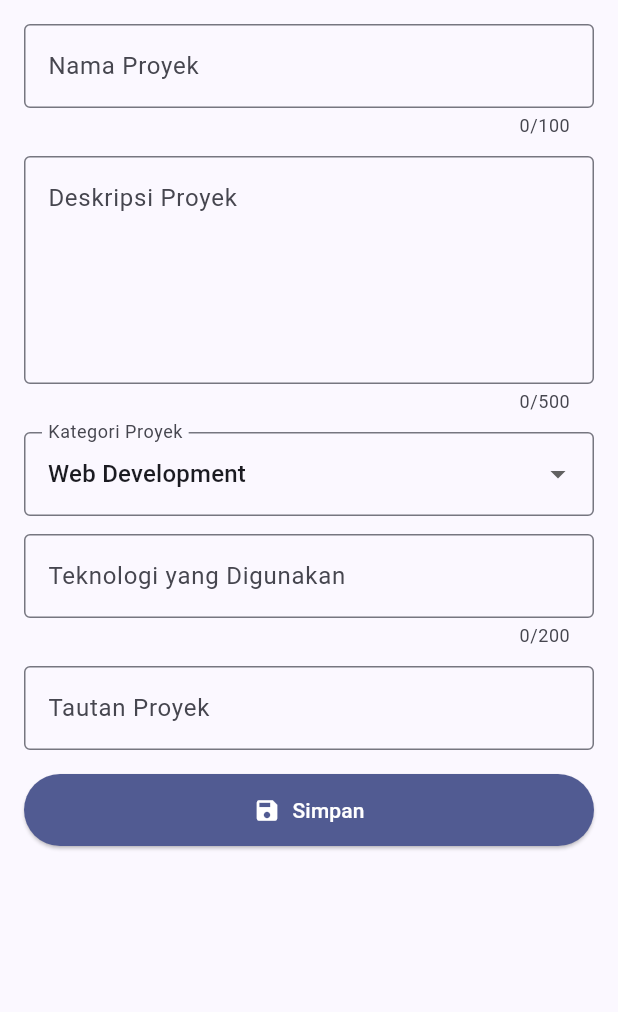
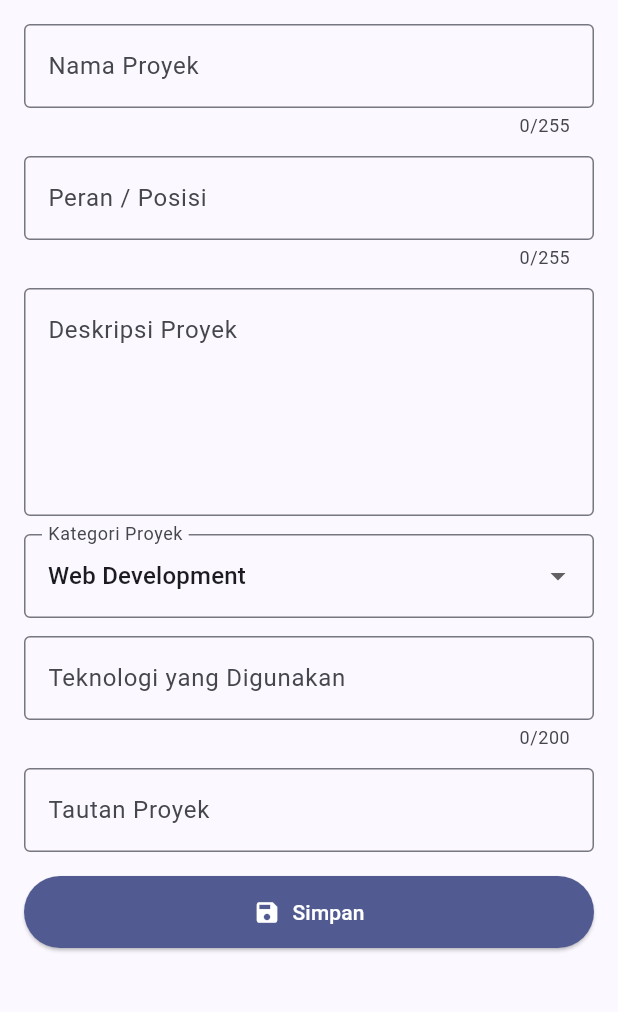
Before and after one commit to adiradmnk/myportofolio_mobile, a Flutter app: the screen it shows after launch, in the side drawer, after a tap on "Add Project", on a phone screen of 412 x 824 dp, the part 84-1096 px from its top. Run offline on Flutter 3.47's test engine with Material 3 defaults, Android fonts, the phone set to English and light mode, and no system bars; our stand-ins replace material_ui.

Commit message:
feat: tambahkan field peran/posisi pada formulir proyek sesuai model Project

```diff
--- a/lib/screens/project_form.dart
+++ b/lib/screens/project_form.dart
@@ -4,6 +4,10 @@ import 'package:myportofolio_mobile/widgets/form_widgets.dart';
 import 'package:myportofolio_mobile/widgets/left_drawer.dart';
 
 /// Formulir Tambah Proyek (Tutorial 09).
+///
+/// Field mengikuti Tutorial 09, ditambah `Peran / Posisi` dari model
+/// `Project` di repositori Django `myportofolio` (`title`, `role`,
+/// `description`, `link`).
 class ProjectFormPage extends StatefulWidget {
   const ProjectFormPage({super.key});
 
@@ -23,6 +27,7 @@ class _ProjectFormPageState extends State<ProjectFormPage> {
   ];
 
   String _projectName = '';
+  String _role = '';
   String _description = '';
   String _category = _categories.first;
   String _technologies = '';
@@ -37,6 +42,7 @@ class _ProjectFormPageState extends State<ProjectFormPage> {
       title: 'Proyek berhasil ditambahkan!',
       entries: {
         'Nama Proyek': _projectName,
+        'Peran / Posisi': _role,
         'Deskripsi': _description,
         'Kategori': _category,
         'Teknologi': _technologies.isEmpty ? '-' : _technologies,
@@ -70,14 +76,30 @@ class _ProjectFormPageState extends State<ProjectFormPage> {
                   hintText: 'Contoh: MyPortfolio Web',
                   border: OutlineInputBorder(),
                 ),
-                maxLength: 100,
+                maxLength: 255,
                 textInputAction: TextInputAction.next,
                 validator: (value) => Validators.requiredText(
                   value,
                   fieldName: 'Nama proyek',
-                  maxLength: 100,
+                  maxLength: 255,
                 ),
                 onSaved: (value) => _projectName = value!.trim(),
+              ),
+              const SizedBox(height: 12),
+              TextFormField(
+                decoration: const InputDecoration(
+                  labelText: 'Peran / Posisi',
+                  hintText: 'Frontend Developer, Lead, dll.',
+                  border: OutlineInputBorder(),
+                ),
+                maxLength: 255,
+                textInputAction: TextInputAction.next,
+                validator: (value) => Validators.requiredText(
+                  value,
+                  fieldName: 'Peran / posisi',
+                  maxLength: 255,
+                ),
+                onSaved: (value) => _role = value!.trim(),
               ),
               const SizedBox(height: 12),
               TextFormField(
@@ -88,11 +110,9 @@ class _ProjectFormPageState extends State<ProjectFormPage> {
                   alignLabelWithHint: true,
                 ),
                 maxLines: 5,
-                maxLength: 500,
                 validator: (value) => Validators.requiredText(
                   value,
                   fieldName: 'Deskripsi proyek',
-                  maxLength: 500,
                 ),
                 onSaved: (value) => _description = value!.trim(),
               ),
```
